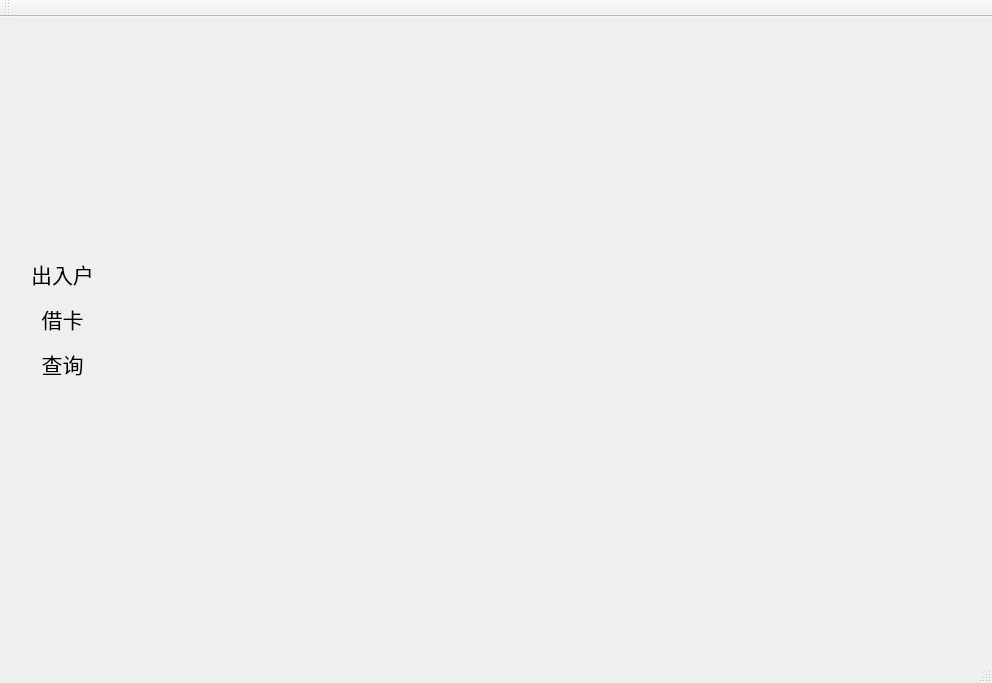
This is info_manage_system/mainwindow.ui in interstellar-ai/info_manage_system as Qt 5 draws it before an edit. The edited form follows.
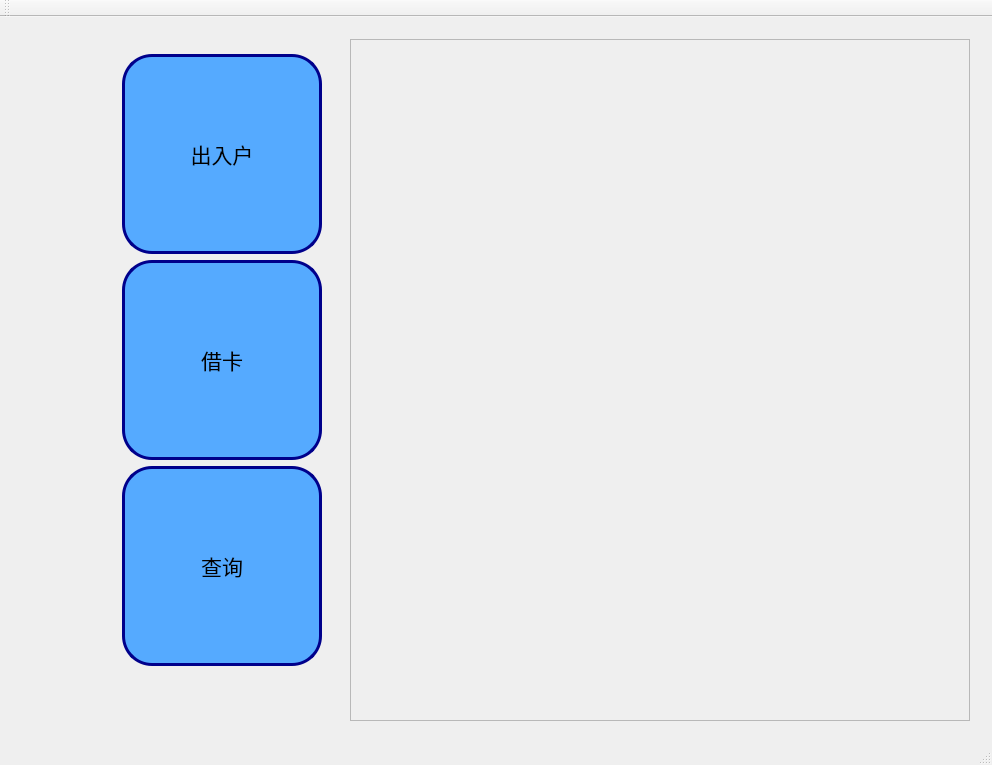
This is the edited form. The open tabs and pages were chosen to show the change. Icons and pictures are not drawn. Custom widgets are drawn as their Qt base class.

```diff
--- a/info_manage_system/mainwindow.ui
+++ b/info_manage_system/mainwindow.ui
@@ -7,7 +7,7 @@
     <x>0</x>
     <y>0</y>
     <width>992</width>
-    <height>683</height>
+    <height>765</height>
    </rect>
   </property>
   <property name="sizePolicy">
@@ -28,6 +28,22 @@
   </property>
   <widget class="QWidget" name="centralWidget">
    <layout class="QHBoxLayout" name="horizontalLayout">
+    <item>
+     <spacer name="horizontalSpacer">
+      <property name="orientation">
+       <enum>Qt::Horizontal</enum>
+      </property>
+      <property name="sizeType">
+       <enum>QSizePolicy::Preferred</enum>
+      </property>
+      <property name="sizeHint" stdset="0">
+       <size>
+        <width>100</width>
+        <height>20</height>
+       </size>
+      </property>
+     </spacer>
+    </item>
     <item>
      <widget class="QWidget" name="widget" native="true">
       <property name="sizePolicy">
@@ -48,6 +64,12 @@
            <verstretch>0</verstretch>
           </sizepolicy>
          </property>
+         <property name="minimumSize">
+          <size>
+           <width>200</width>
+           <height>200</height>
+          </size>
+         </property>
          <property name="font">
           <font>
            <family>Abyssinica SIL</family>
@@ -69,6 +91,13 @@
          <property name="whatsThis">
           <string>&lt;html&gt;&lt;head/&gt;&lt;body&gt;&lt;p&gt;&lt;br/&gt;&lt;/p&gt;&lt;/body&gt;&lt;/html&gt;</string>
          </property>
+         <property name="styleSheet">
+          <string notr="true">background-color : rgb(85, 170, 255);
+border:2px groove gray;border-radius:30px;padding:2px 4px;
+border-width: 3px;
+border-style: solid;
+border-color: darkblue;</string>
+         </property>
          <property name="text">
           <string>出入户</string>
          </property>
@@ -78,10 +107,13 @@
          </property>
          <property name="iconSize">
           <size>
-           <width>48</width>
-           <height>48</height>
+           <width>96</width>
+           <height>96</height>
           </size>
          </property>
+         <property name="popupMode">
+          <enum>QToolButton::DelayedPopup</enum>
+         </property>
          <property name="toolButtonStyle">
           <enum>Qt::ToolButtonTextUnderIcon</enum>
          </property>
@@ -101,12 +133,25 @@
            <verstretch>0</verstretch>
           </sizepolicy>
          </property>
+         <property name="minimumSize">
+          <size>
+           <width>0</width>
+           <height>200</height>
+          </size>
+         </property>
          <property name="font">
           <font>
            <family>Abyssinica SIL</family>
            <pointsize>16</pointsize>
           </font>
          </property>
+         <property name="styleSheet">
+          <string notr="true">background-color : rgb(85, 170, 255);
+border:2px groove gray;border-radius:30px;padding:2px 4px;
+border-width: 3px;
+border-style: solid;
+border-color: darkblue;</string>
+         </property>
          <property name="text">
           <string>借卡</string>
          </property>
@@ -116,8 +161,8 @@
          </property>
          <property name="iconSize">
           <size>
-           <width>48</width>
-           <height>48</height>
+           <width>96</width>
+           <height>96</height>
           </size>
          </property>
          <property name="toolButtonStyle">
@@ -136,12 +181,25 @@
            <verstretch>0</verstretch>
           </sizepolicy>
          </property>
+         <property name="minimumSize">
+          <size>
+           <width>0</width>
+           <height>200</height>
+          </size>
+         </property>
          <property name="font">
           <font>
            <family>Abyssinica SIL</family>
            <pointsize>16</pointsize>
           </font>
          </property>
+         <property name="styleSheet">
+          <string notr="true">background-color : rgb(85, 170, 255);
+border:2px groove gray;border-radius:30px;padding:2px 4px;
+border-width: 3px;
+border-style: solid;
+border-color: darkblue;</string>
+         </property>
          <property name="text">
           <string>查询</string>
          </property>
@@ -151,8 +209,8 @@
          </property>
          <property name="iconSize">
           <size>
-           <width>48</width>
-           <height>48</height>
+           <width>96</width>
+           <height>96</height>
           </size>
          </property>
          <property name="toolButtonStyle">
@@ -161,6 +219,9 @@
          <property name="autoRaise">
           <bool>true</bool>
          </property>
+         <property name="arrowType">
+          <enum>Qt::NoArrow</enum>
+         </property>
         </widget>
        </item>
        <item>
@@ -242,7 +303,20 @@
         </item>
        </layout>
       </widget>
-      <widget class="QWidget" name="stackedWidgetPage3"/>
+      <widget class="QWidget" name="stackedWidgetPage3">
+       <layout class="QHBoxLayout" name="horizontalLayout_3">
+        <item>
+         <widget class="SEARCH_PAGE" name="frame">
+          <property name="frameShape">
+           <enum>QFrame::StyledPanel</enum>
+          </property>
+          <property name="frameShadow">
+           <enum>QFrame::Raised</enum>
+          </property>
+         </widget>
+        </item>
+       </layout>
+      </widget>
      </widget>
     </item>
    </layout>
@@ -281,6 +355,12 @@
    <header>account_card_borrow_page.h</header>
    <container>1</container>
   </customwidget>
+  <customwidget>
+   <class>SEARCH_PAGE</class>
+   <extends>QFrame</extends>
+   <header>search_page.h</header>
+   <container>1</container>
+  </customwidget>
  </customwidgets>
  <resources>
   <include location="icon.qrc"/>
```
Left out of the diff: 4 changed lines with no effect on the pictures.
